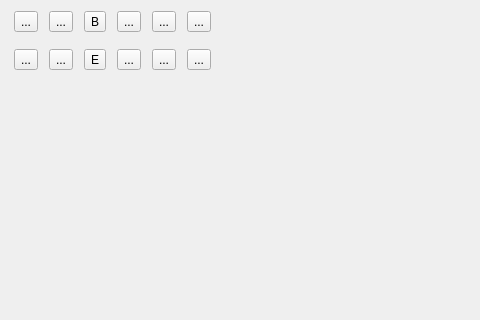
Old version of the form CatNMouse/mainwindow.ui in the repository gourdCravings/catnmouse; both pictures show x 0 to 480 and y 0 to 320 of the 881 by 574 pixel window.
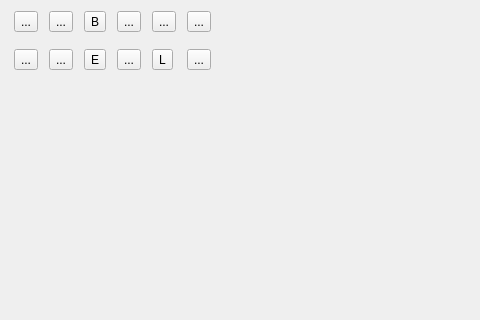
New version of the form.

Diff of the .ui file:
```diff
--- a/CatNMouse/mainwindow.ui
+++ b/CatNMouse/mainwindow.ui
@@ -143,7 +143,7 @@
       <item row="1" column="4">
        <widget class="QToolButton" name="lineButton">
         <property name="text">
-         <string>...</string>
+         <string>L</string>
         </property>
        </widget>
       </item>
```
